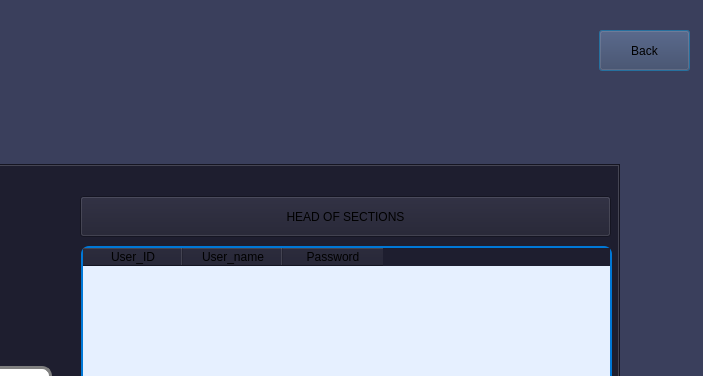
This is adduser.ui in Rabsoninnora/SmartRecordLBTC as Qt 5 draws it before an edit; both pictures show x 451 to 1154 and y 0 to 376 of the 1154 by 710 pixel window. The edited form follows.
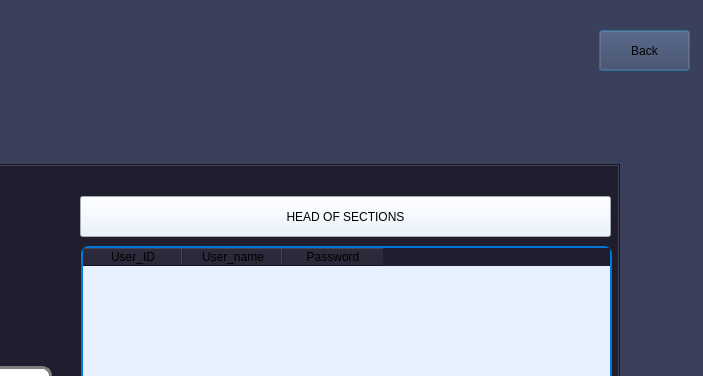
This is the edited form. The open tabs and pages were chosen to show the change. Icons and pictures are not drawn.

```diff
--- a/adduser.ui
+++ b/adduser.ui
@@ -744,6 +744,9 @@
        <height>41</height>
       </rect>
      </property>
+     <property name="styleSheet">
+      <string notr="true">  background-color: rgb(230, 240, 255); /* Soft blue background for readability */</string>
+     </property>
      <property name="text">
       <string>HEAD OF SECTIONS</string>
      </property>
```
Left out of the diff: 2 changed lines with no effect on the pictures.
